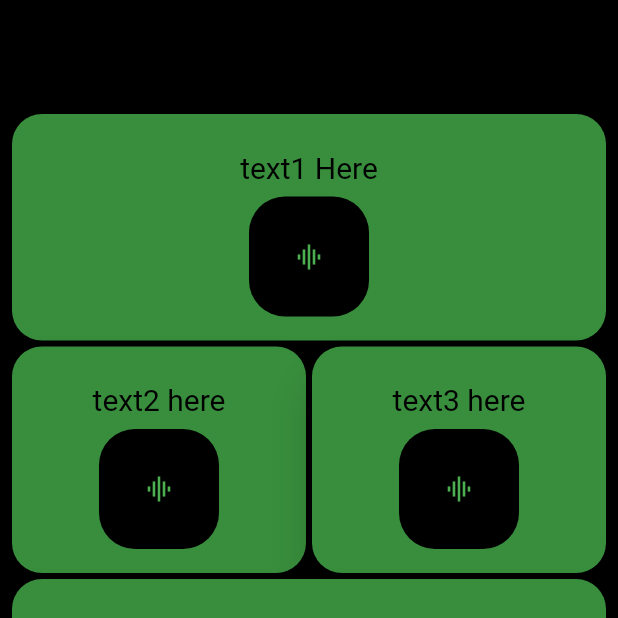
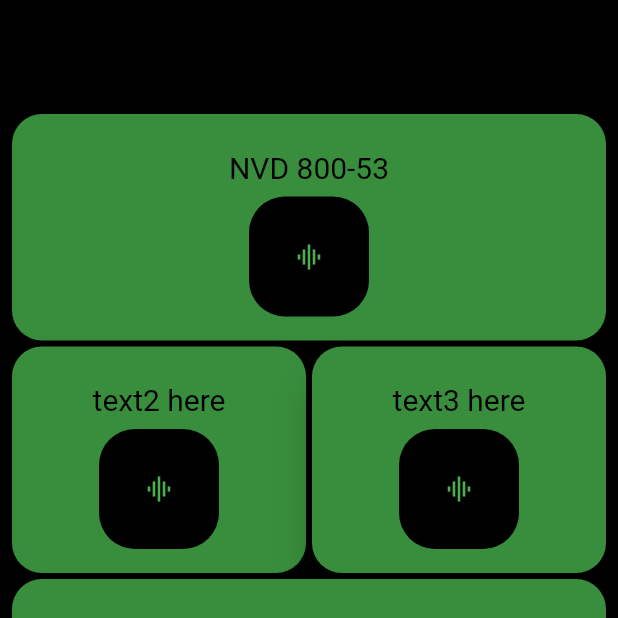
Before and after one commit to NoTeX25/ControlSecurity, a Flutter app: the screen it shows after launch, scrolled down 824 dp, on a phone screen of 412 x 824 dp, the top half of it. Run offline on Flutter 3.47's test engine with Material 2 defaults, Android fonts, the phone set to English and light mode, and no system bars; our stand-ins replace webview_flutter.

Commit message:
fixed return widget bug now links work with routes

```diff
--- a/ControlSecurity/lib/dashboard.dart
+++ b/ControlSecurity/lib/dashboard.dart
@@ -1,6 +1,5 @@
 import 'package:flutter/material.dart';
 import 'package:flutter_staggered_grid_view/flutter_staggered_grid_view.dart';
-
 
 
 List<StaggeredTile> _staggeredTiles = const <StaggeredTile>[
@@ -14,7 +13,7 @@ List<StaggeredTile> _staggeredTiles = const <StaggeredTile>[
 
 List<Widget> _tiles = const <Widget>[
   //passing icon, icon text, custom color, navigation page
-  const MyItems(Icons.graphic_eq, "text1 Here", 0xFF000000, "/first"),
+  const MyItems(Icons.graphic_eq, "NVD 800-53", 0xFF000000, "/nvd"),
   const MyItems(Icons.graphic_eq, "text2 here", 0xFF000000, "/second"),
   const MyItems(Icons.graphic_eq, "text3 here", 0xFF000000, "/third"),
   const MyItems(Icons.graphic_eq, "text4 here", 0xFF000000, "/fourth"),
--- a/ControlSecurity/lib/main.dart
+++ b/ControlSecurity/lib/main.dart
@@ -1,7 +1,6 @@
 import 'package:ControlSecurity/bottomNav.dart';
-import 'package:ControlSecurity/bottomNav.dart';
-import 'package:ControlSecurity/dashboard.dart';
 import 'package:flutter/material.dart';
+import 'package:webview_flutter/webview_flutter.dart';
 
 void main() {
   runApp(ControlSecurity());
@@ -18,6 +17,7 @@ class ControlSecurity extends StatelessWidget {
       initialRoute: './',
       routes:{
         //additional tile pages will be listed below
+        "/nvd": (context) => _nvdURL(),
       },
       home: MyHomePage(title: ''),
     );
@@ -55,6 +55,9 @@ Widget _buildTopTransition(){
     ),
   );
 }
+
+
+
   @override
   //dispose of the controller state with onDispose()
   void dispose(){
@@ -93,3 +96,11 @@ Widget _buildTopTransition(){
     );
   }
 }
+
+
+//url navigation listed below:
+Widget _nvdURL(){
+  return WebView(
+    initialUrl: 'https://nvd.nist.gov/' //create new tile to replace nvd 800-53 link
+  );
+}
--- a/ControlSecurity/pubspec.yaml
+++ b/ControlSecurity/pubspec.yaml
@@ -22,6 +22,8 @@ environment:
 
 dependencies:
   flutter_staggered_grid_view: "^0.3.2"
+  url_launcher: ^5.7.10
+  webview_flutter: ^1.0.6
   flutter:
     sdk: flutter
 
```
Also changed, not shown: ControlSecurity/pubspec.lock, 5 other files.
